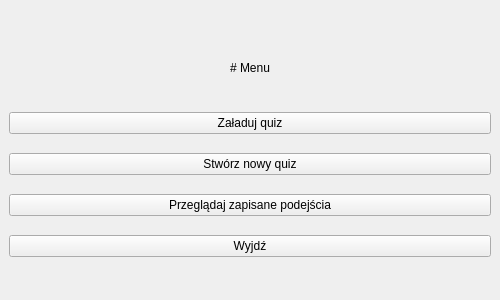
The window that main_window.ui (M4tth3wG/Quizer) describes before a commit, drawn with Qt 5.
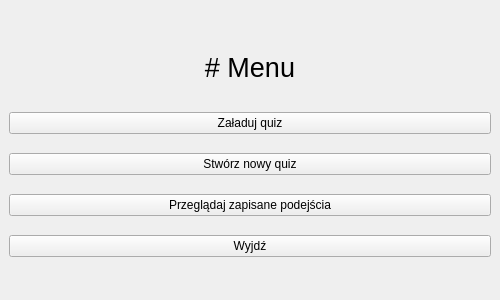
The same window after the commit.

```diff
--- a/main_window.ui
+++ b/main_window.ui
@@ -50,6 +50,12 @@
         <height>50</height>
        </size>
       </property>
+      <property name="font">
+       <font>
+        <family>Arial</family>
+        <pointsize>20</pointsize>
+       </font>
+      </property>
       <property name="text">
        <string># Menu</string>
       </property>
```
